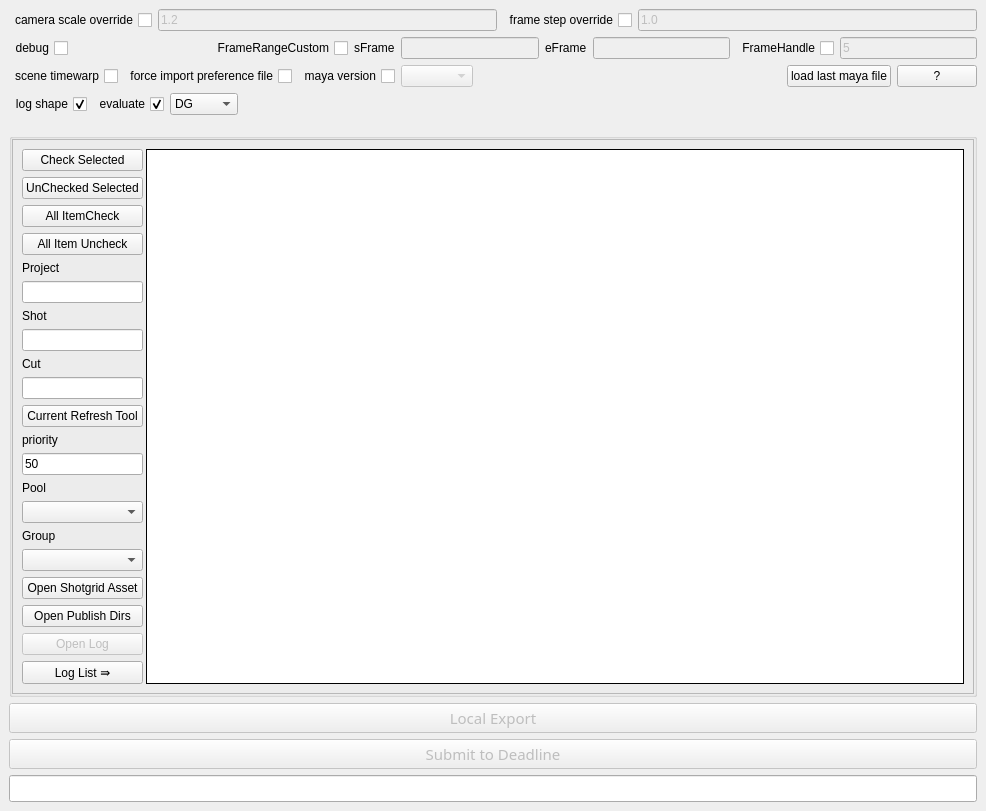
Above: pycode/gui/exporter_gui.ui from yocineman/ND_AssetExporter before the change. Below: the same form after it.
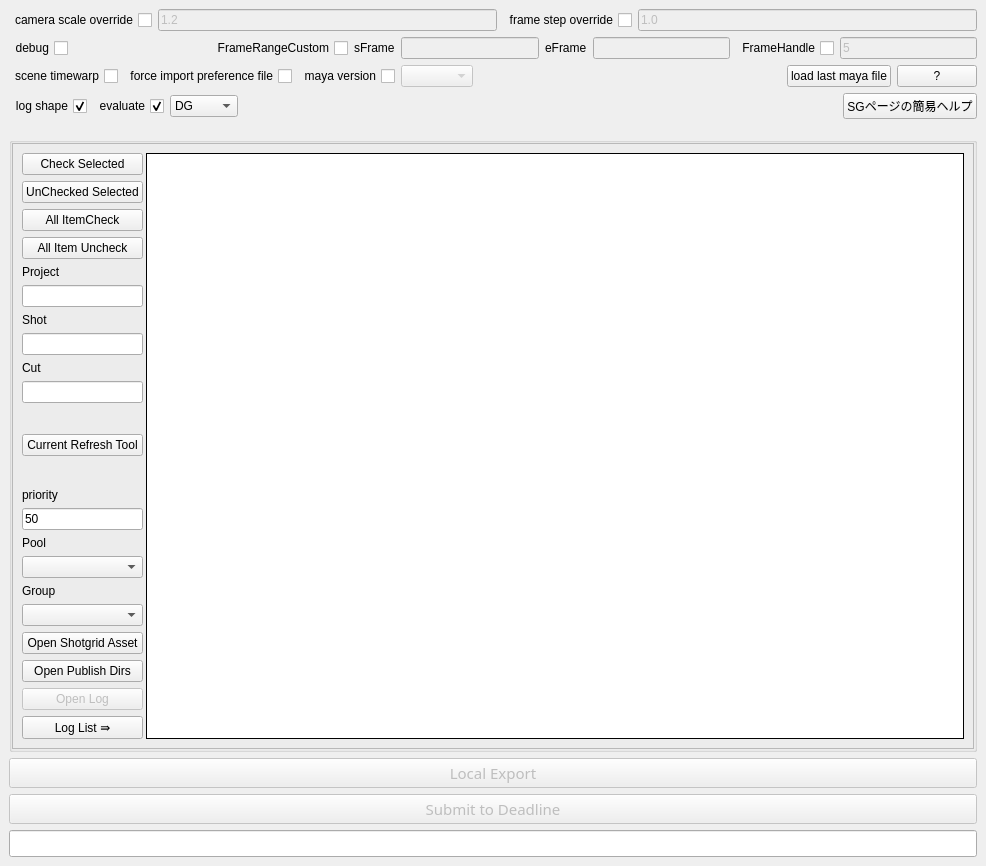
That is the form after the change.

Commit message: help追加

Diff of the .ui file:
```diff
--- a/pycode/gui/exporter_gui.ui
+++ b/pycode/gui/exporter_gui.ui
@@ -7,7 +7,7 @@
     <x>0</x>
     <y>0</y>
     <width>986</width>
-    <height>802</height>
+    <height>866</height>
    </rect>
   </property>
   <property name="sizePolicy">
@@ -395,6 +395,13 @@
         </property>
        </spacer>
       </item>
+      <item>
+       <widget class="QPushButton" name="help_listup_button">
+        <property name="text">
+         <string>SGページの簡易ヘルプ</string>
+        </property>
+       </widget>
+      </item>
      </layout>
     </item>
     <item>
```
The commit also changes 1 other file.
